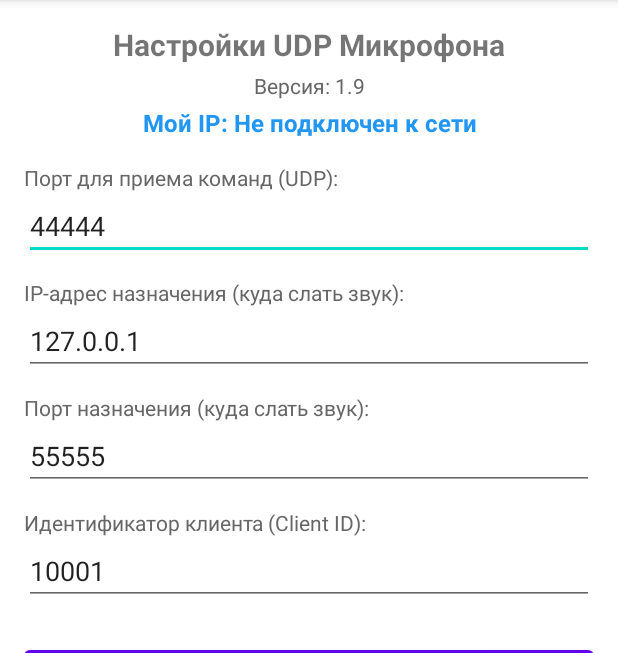
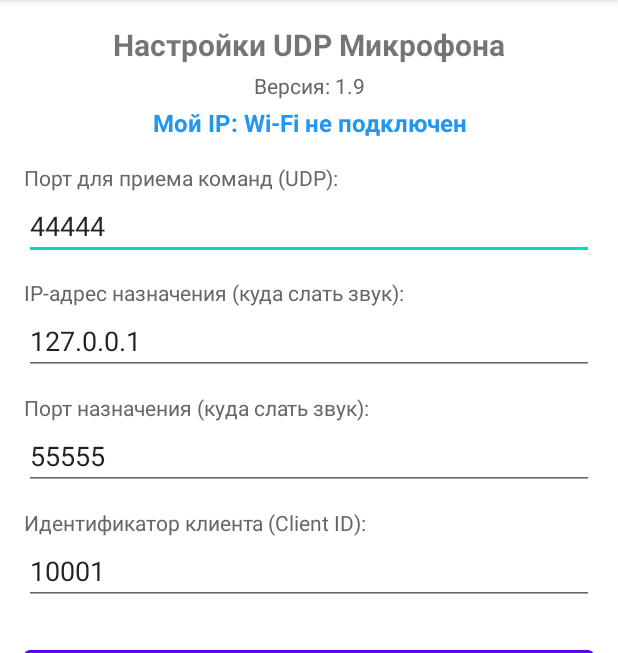
Before and after one commit to rw6hhl/AndroidUdpMic, an Android app: the screen it shows after launch (MainActivity), on a phone screen of 412 x 824 dp, the part 84-737 px from its top. Run offline under Robolectric (Android 15) with nearby library versions, the phone set to English and light mode, and no system bars.

Commit message:
V2.0: Fix Wi-Fi IP detection for Android

```diff
--- a/app/src/main/java/com/rw6hhl/androidudpmic/MainActivity.java
+++ b/app/src/main/java/com/rw6hhl/androidudpmic/MainActivity.java
@@ -7,8 +7,10 @@ import android.content.Intent;
 import android.content.IntentFilter;
 import android.content.pm.PackageManager;
 import android.net.Uri;
+import android.net.wifi.WifiManager;
 import android.os.Build;
 import android.os.Bundle;
+import android.text.format.Formatter;
 import android.widget.Button;
 import android.widget.EditText;
 import android.widget.TextView;
@@ -19,19 +21,12 @@ import androidx.appcompat.app.AppCompatActivity;
 import androidx.core.app.ActivityCompat;
 import androidx.core.content.ContextCompat;
 
-import java.net.Inet4Address;
-import java.net.InetAddress;
-import java.net.NetworkInterface;
-import java.util.Collections;
-import java.util.List;
-
 public class MainActivity extends AppCompatActivity {
 
     private EditText etCmdPort, etTargetIp, etTargetPort, etClientId;
     private TextView tvStatus, tvVersion, tvIpAddress;
     private SettingsManager settings;
 
-    // Приемник статусов от службы
     private final BroadcastReceiver statusReceiver = new BroadcastReceiver() {
         @Override
         public void onReceive(Context context, Intent intent) {
@@ -57,18 +52,11 @@ public class MainActivity extends AppCompatActivity {
         tvVersion = findViewById(R.id.tvVersion);
         tvIpAddress = findViewById(R.id.tvIpAddress);
 
-        // Устанавливаем версию из BuildConfig
         tvVersion.setText("Версия: " + BuildConfig.VERSION_NAME);
 
-        // Определяем IP-адрес
-        String ip = getLocalIpAddress();
-        if (ip != null) {
-            tvIpAddress.setText("Мой IP: " + ip);
-        } else {
-            tvIpAddress.setText("Мой IP: Не подключен к сети");
-        }
+        // Определяем IP через WifiManager (надежнее для Wi-Fi)
+        updateWifiIp();
 
-        // Загрузка сохраненных настроек
         etCmdPort.setText(String.valueOf(settings.getCmdPort()));
         etTargetIp.setText(settings.getTargetIp());
         etTargetPort.setText(String.valueOf(settings.getTargetPort()));
@@ -83,7 +71,6 @@ public class MainActivity extends AppCompatActivity {
         Button btnLogs = findViewById(R.id.btnLogs);
         btnLogs.setOnClickListener(v -> startActivity(new Intent(this, LogActivity.class)));
 
-        // Обработчик кнопки скачивания APK
         Button btnDownloadApk = findViewById(R.id.btnDownloadApk);
         btnDownloadApk.setOnClickListener(v -> {
             String url = "https://github.com/rw6hhl/AndroidUdpMic/releases";
@@ -94,36 +81,33 @@ public class MainActivity extends AppCompatActivity {
         checkPermissions();
     }
 
-    /**
-     * Получает локальный IPv4-адрес устройства в локальной сети.
-     */
-    private String getLocalIpAddress() {
+    private void updateWifiIp() {
         try {
-            List<NetworkInterface> interfaces = Collections.list(NetworkInterface.getNetworkInterfaces());
-            for (NetworkInterface intf : interfaces) {
-                List<InetAddress> addrs = Collections.list(intf.getInetAddresses());
-                for (InetAddress addr : addrs) {
-                    if (!addr.isLoopbackAddress() && addr instanceof Inet4Address) {
-                        return addr.getHostAddress();
-                    }
+            WifiManager wifiManager = (WifiManager) getApplicationContext().getSystemService(Context.WIFI_SERVICE);
+            if (wifiManager != null) {
+                int ipInt = wifiManager.getConnectionInfo().getIpAddress();
+                if (ipInt != 0) {
+                    String ip = Formatter.formatIpAddress(ipInt);
+                    tvIpAddress.setText("Мой Wi-Fi IP: " + ip);
+                    AppLog.add("MainActivity: Wi-Fi IP = " + ip);
+                } else {
+                    tvIpAddress.setText("Мой IP: Wi-Fi не подключен");
+                    AppLog.add("MainActivity: Wi-Fi IP не получен (0)");
                 }
+            } else {
+                tvIpAddress.setText("Мой IP: Ошибка WifiManager");
             }
         } catch (Exception e) {
+            tvIpAddress.setText("Мой IP: Ошибка");
             AppLog.add("MainActivity: Ошибка получения IP — " + e.getMessage());
         }
-        return null;
     }
 
     @Override
     protected void onResume() {
         super.onResume();
-        // Обновляем IP на случай смены сети
-        String ip = getLocalIpAddress();
-        if (ip != null) {
-            tvIpAddress.setText("Мой IP: " + ip);
-        }
+        updateWifiIp();
 
-        // Регистрируем приемник статусов
         if (Build.VERSION.SDK_INT >= Build.VERSION_CODES.TIRAMISU) {
             registerReceiver(statusReceiver, new IntentFilter("MIC_SERVICE_STATUS"), Context.RECEIVER_NOT_EXPORTED);
         } else {
```
